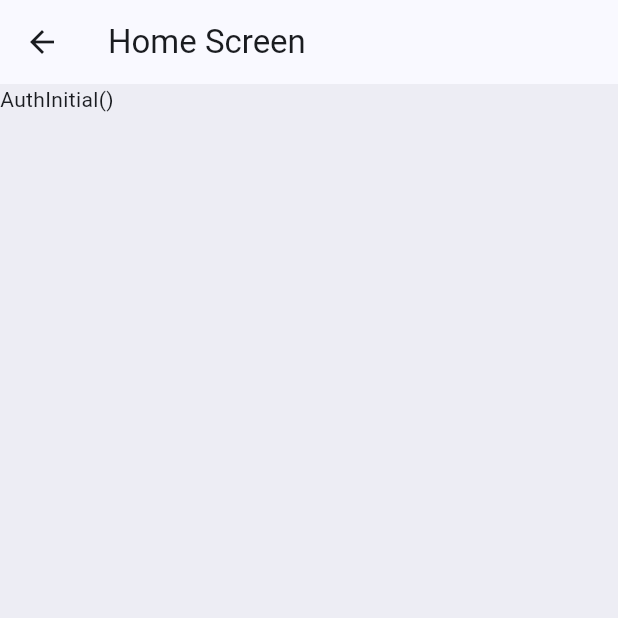
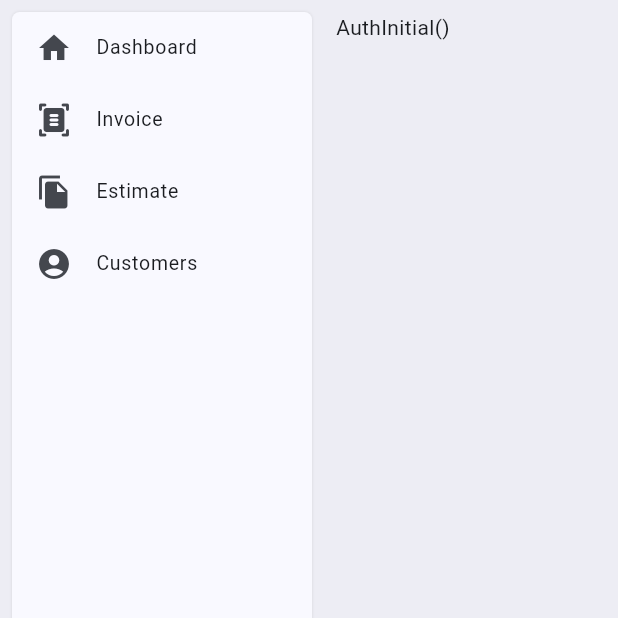
Before and after one commit to basirkhan1995/zaitoon_application, a Flutter app: the HomeScreen screen opened directly, on a phone screen of 412 x 824 dp, the top half of it. Run offline on Flutter 3.47's test engine with Material 3 defaults, Android fonts, the phone set to English and light mode, and no system bars; our stand-ins replace bloc, equatable, file_picker, flutter_bloc, shared_preferences; missing offline and left inert: sqlite3, window_manager; accounts and stored records are empty; generated files the repository leaves out were written again.

Commit message:
home recent push

```diff
--- a/lib/Bloc/AuthCubit/cubit/auth_cubit.dart
+++ b/lib/Bloc/AuthCubit/cubit/auth_cubit.dart
@@ -1,6 +1,5 @@
 import 'package:bloc/bloc.dart';
 import 'package:equatable/equatable.dart';
-import 'package:flutter/material.dart';
 import 'package:zaitoon_invoice/DatabaseHelper/repositories.dart';
 import 'package:zaitoon_invoice/Json/users.dart';
 import 'package:flutter_gen/gen_l10n/app_localizations.dart';
--- a/lib/Components/Widgets/inputfield_entitled.dart
+++ b/lib/Components/Widgets/inputfield_entitled.dart
@@ -98,7 +98,7 @@ class InputFieldEntitled extends StatelessWidget {
                         disabledBorder: OutlineInputBorder(
                           borderRadius: BorderRadius.circular(5),
                           borderSide:
-                              BorderSide(color: Colors.grey.withAlpha(10)),
+                              BorderSide(color: Colors.grey.withAlpha(50)),
                         ),
                         enabledBorder: OutlineInputBorder(
                           borderRadius: BorderRadius.circular(5),
--- a/lib/Json/users.dart
+++ b/lib/Json/users.dart
@@ -84,8 +84,8 @@ class Users extends Equatable {
         username: json["username"],
         password: json["password"],
         userStatus: json["userStatus"],
-        userRoleId: json["userRoleId"],
-        userRoleName: json["userRoleName"],
+        userRoleId: json["roleId"],
+        userRoleName: json["roleName"],
       );
 
   Map<String, dynamic> toMap() => {
@@ -101,8 +101,8 @@ class Users extends Equatable {
         "username": username,
         "password": password,
         "userStatus": userStatus,
-        "userRoleName": userRoleName,
-        "userRoleId": userRoleId
+        "roleName": userRoleName,
+        "roleId": userRoleId
       };
 
   @override
--- a/lib/Views/Authentication/register.dart
+++ b/lib/Views/Authentication/register.dart
@@ -10,6 +10,7 @@ import 'package:zaitoon_invoice/Bloc/DatabaseCubit/database_cubit.dart';
 import 'package:zaitoon_invoice/Components/Other/extensions.dart';
 import 'package:zaitoon_invoice/Components/Widgets/background.dart';
 import 'package:zaitoon_invoice/Components/Widgets/inputfield_entitled.dart';
+import 'package:zaitoon_invoice/Components/Widgets/language_dropdown.dart';
 import 'package:zaitoon_invoice/Json/users.dart';
 
 class RegisterView extends StatefulWidget {
--- /dev/null
+++ b/lib/Views/Menu/menu.dart
@@ -0,0 +1,94 @@
+import 'package:flutter/material.dart';
+import 'package:flutter_bloc/flutter_bloc.dart';
+
+import '../../Bloc/AuthCubit/cubit/auth_cubit.dart';
+
+class MenuPage extends StatefulWidget {
+  const MenuPage({super.key});
+
+  @override
+  State<MenuPage> createState() => _MenuPageState();
+}
+
+class _MenuPageState extends State<MenuPage> {
+  @override
+  Widget build(BuildContext context) {
+    List<String> menuItems = [
+      "Dashboard",
+      "Invoice",
+      "Estimate",
+      "Customers",
+    ];
+
+    List<IconData> icons = [
+      Icons.home,
+      Icons.document_scanner_rounded,
+      Icons.file_copy,
+      Icons.account_circle_rounded
+    ];
+    return Row(
+      mainAxisAlignment: MainAxisAlignment.start,
+      children: [
+        box(menuItems, icons),
+        Padding(
+          padding: const EdgeInsets.all(8.0),
+          child: Column(
+            children: [
+              BlocBuilder<AuthCubit, AuthState>(
+                builder: (context, state) {
+                  if (state is AuthenticatedState) {
+                    return Text(state.user.userRoleName ?? "null");
+                  }
+                  return Text(state.toString());
+                },
+              ),
+            ],
+          ),
+        )
+      ],
+    );
+  }
+
+  Widget box(List<String> items, List<IconData> icons) {
+    return Container(
+        margin: EdgeInsets.symmetric(vertical: 8, horizontal: 8),
+        decoration: BoxDecoration(
+          boxShadow: [
+            BoxShadow(
+                blurRadius: 1,
+                spreadRadius: 0,
+                color: Colors.grey.withValues(alpha: .3))
+          ],
+          borderRadius: BorderRadius.circular(5),
+          color: Theme.of(context).colorScheme.surface,
+        ),
+        width: 200,
+        height: double.infinity,
+        child: Column(
+          children: [
+            BlocBuilder<AuthCubit, AuthState>(
+              builder: (context, state) {
+                if (state is AuthenticatedState) {
+                  return ListTile(
+                    title: Text(state.user.ownerName??""),
+                    subtitle: Text(state.user.userRoleName??""),
+                  );
+                }
+                return Container();
+              },
+            ),
+            Expanded(
+              child: ListView.builder(
+                  itemCount: items.length,
+                  itemBuilder: (context, index) {
+                    return ListTile(
+                      dense: true,
+                      leading: Icon(icons[index]),
+                      title: Text(items[index]),
+                    );
+                  }),
+            ),
+          ],
+        ));
+  }
+}
--- a/lib/Views/home.dart
+++ b/lib/Views/home.dart
@@ -1,6 +1,7 @@
 import 'package:flutter/material.dart';
 import 'package:flutter_bloc/flutter_bloc.dart';
 import 'package:zaitoon_invoice/Bloc/AuthCubit/cubit/auth_cubit.dart';
+import 'package:zaitoon_invoice/Views/Menu/menu.dart';
 
 class HomeScreen extends StatelessWidget {
   const HomeScreen({super.key});
@@ -8,17 +9,8 @@ class HomeScreen extends StatelessWidget {
   @override
   Widget build(BuildContext context) {
     return Scaffold(
-      appBar: AppBar(
-        title: Text("Home Screen"),
-      ),
-      body: BlocBuilder<AuthCubit, AuthState>(
-        builder: (context, state) {
-          if (state is AuthenticatedState) {
-            return Text(state.user.userRoleName ?? "null");
-          }
-          return Text(state.toString());
-        },
-      ),
+
+      body: MenuPage()
     );
   }
 }
```
